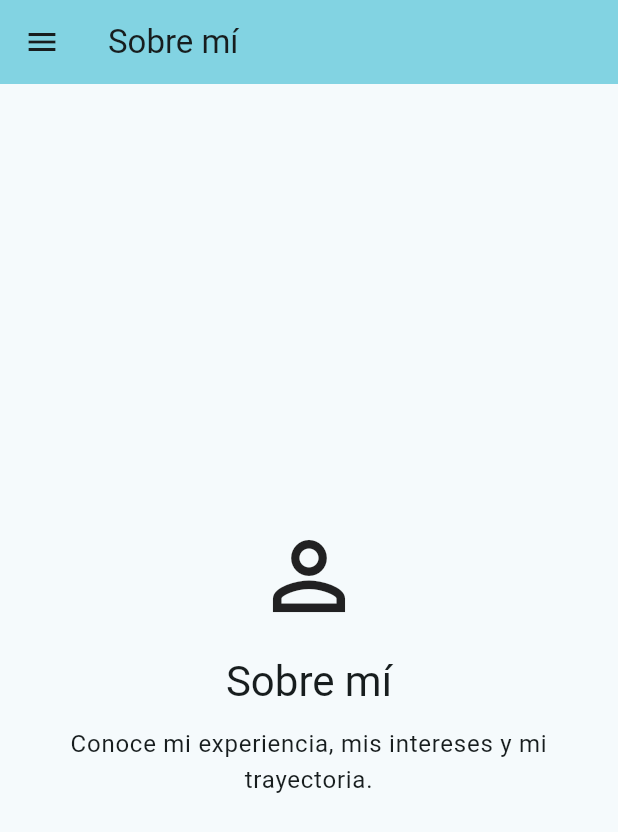
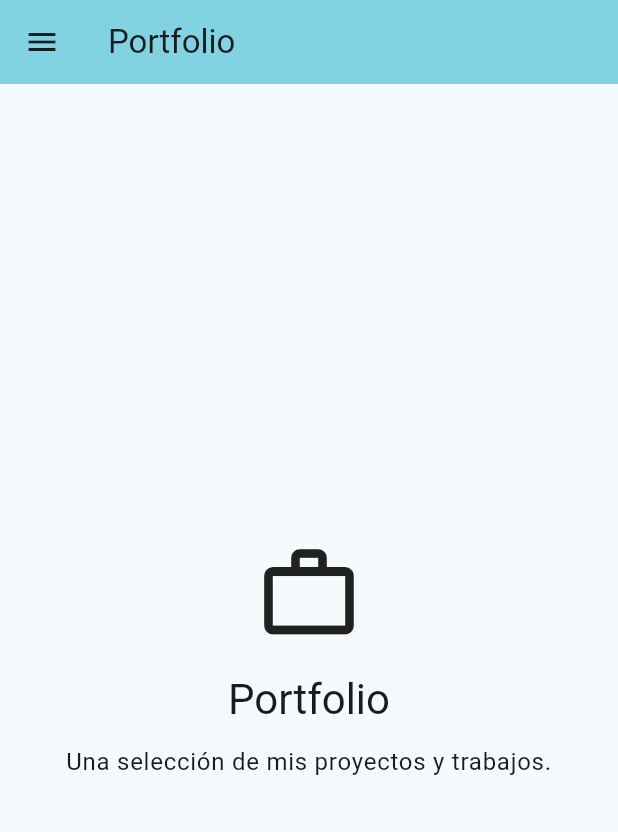
Before and after one commit to Catsandi06/PGL-P2-MyPortfolio, a Flutter app: the ContentPage screen opened by its route, on a phone screen of 412 x 824 dp. Shown: the top 832 px of the screen. Run offline on Flutter 3.47's test engine with Material 3 defaults, Android fonts, the light colour scheme and no system bars; our stand-ins replace go_router.

Commit message:
refactor: use app.dart as application entrypoint

```diff
--- a/lib/app.dart
+++ b/lib/app.dart
@@ -1,6 +1,10 @@
 import 'package:flutter/material.dart';
 
 import 'router/app_router.dart';
+
+void main() {
+  runApp(const MyApp());
+}
 
 class MyApp extends StatelessWidget {
   const MyApp({super.key});
--- a/lib/router/app_router.dart
+++ b/lib/router/app_router.dart
@@ -2,10 +2,10 @@ import 'package:flutter/material.dart';
 import 'package:go_router/go_router.dart';
 
 import '../pages/content_page.dart';
-import '../pages/home_page.dart';
 import '../pages/welcome_page.dart';
 
 final appRouter = GoRouter(
+  initialLocation: '/bienvenida',
   routes: [
     GoRoute(
       path: '/bienvenida',
@@ -13,30 +13,10 @@ final appRouter = GoRouter(
     ),
     GoRoute(
       path: '/',
-      builder: (context, state) => const MyHomePage(),
-    ),
-    GoRoute(
-      path: '/sobre-mi',
       builder: (context, state) => const ContentPage(
-        title: 'Sobre mí',
-        icon: Icons.person_outline,
-        description: 'Conoce mi experiencia, mis intereses y mi trayectoria.',
-      ),
-    ),
-    GoRoute(
-      path: '/proyectos',
-      builder: (context, state) => const ContentPage(
-        title: 'Proyectos',
+        title: 'Portfolio',
         icon: Icons.work_outline,
-        description: 'Una selección de proyectos en los que he trabajado.',
-      ),
-    ),
-    GoRoute(
-      path: '/contacto',
-      builder: (context, state) => const ContentPage(
-        title: 'Contacto',
-        icon: Icons.mail_outline,
-        description: 'Ponte en contacto conmigo para comenzar un proyecto.',
+        description: 'Una selección de mis proyectos y trabajos.',
       ),
     ),
   ],
```
Also changed, not shown: lib/main.dart (deleted, +0 -9 lines), 1 other file.
